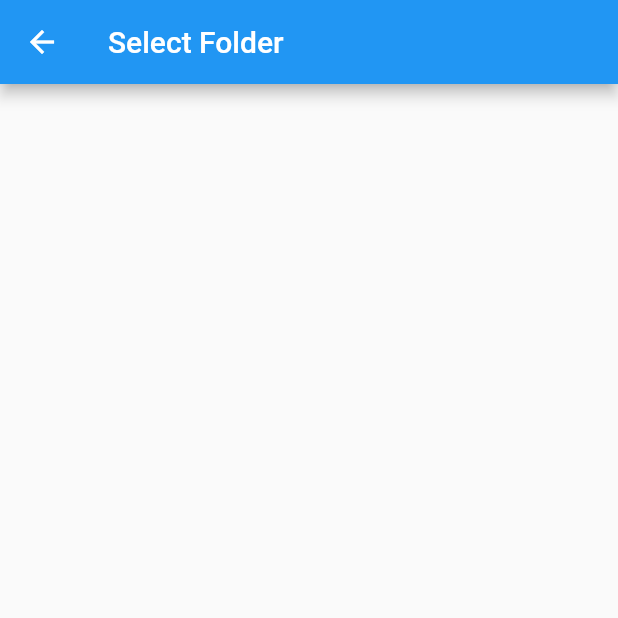
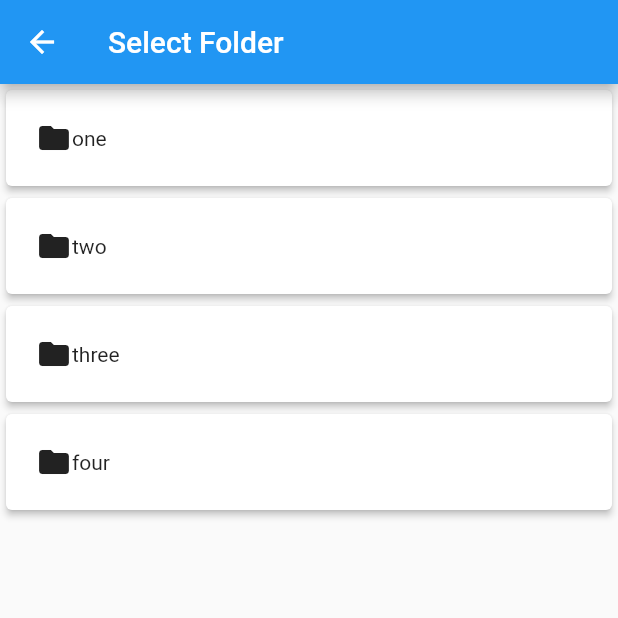
Before and after one commit to thecreamedcorn/medhacks2019app, a Flutter app: the FolderSelect screen opened directly, on a phone screen of 412 x 824 dp, the top half of it. Run offline on Flutter 3.47's test engine with Material 2 defaults, Android fonts, the phone set to English and light mode, and no system bars; our stand-ins replace camera; missing offline and left inert: positioned_tap_detector; network calls fail; statements that could not run were skipped.

```diff
--- a/lib/folder_select.dart
+++ b/lib/folder_select.dart
@@ -29,12 +29,51 @@ class _FolderSelectState extends State<FolderSelect> {
       appBar: AppBar(
         title: Text('Select Folder'),
       ),
-//      body: FutureBuilder(
-//        future: _foldersFuture,
-//        builder: (context, snapshot) {
-//          return List.bu
-//        },
-//      )
+      body: FutureBuilder(
+        future: _foldersFuture,
+        builder: (context, snapshot) {
+          switch (snapshot.connectionState) {
+            case ConnectionState.waiting:
+              return Center(
+                child: CircularProgressIndicator(),
+              );
+            default:
+              //var list = snapshot.data;
+              var list = <String> [
+                "one",
+                "two",
+                "three",
+                "four",
+              ];
+              return ListView.builder(
+                itemCount: list.length,
+                itemBuilder: (BuildContext context, int index) {
+                  return SizedBox(
+                    width: double.infinity,
+                    child: Card(
+                      elevation: 2,
+                      child: InkWell(
+                        onTap: () => Navigator.pop(context, list[index]),
+                        child: Container(
+                          padding: EdgeInsets.all(20),
+                          child: Align(
+                            alignment: Alignment.centerLeft,
+                            child: Row(
+                              children: <Widget>[
+                                Icon(Icons.folder),
+                                Text(list[index])
+                              ]
+                            )
+                          )
+                        )
+                      )
+                    )
+                  );
+                }
+              );
+          }
+        },
+      )
     );
   }
 
```
Also changed, not shown: lib/camera_page.dart (+20 -2 lines), lib/trial_select.dart (added, +84 -0 lines).
